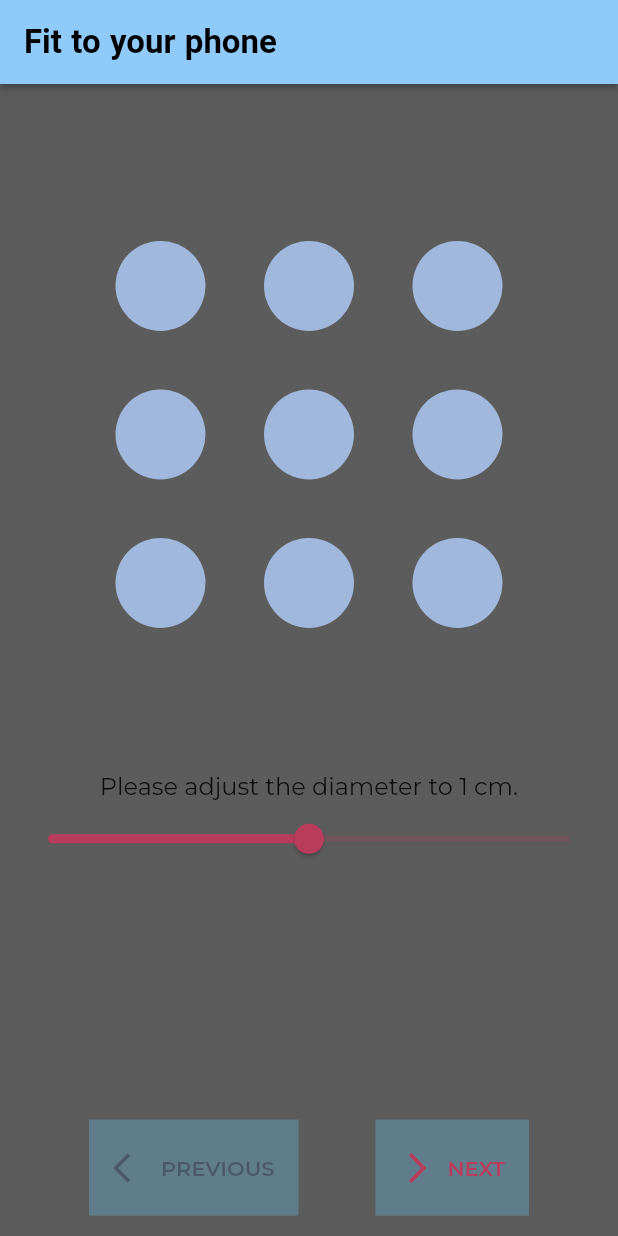
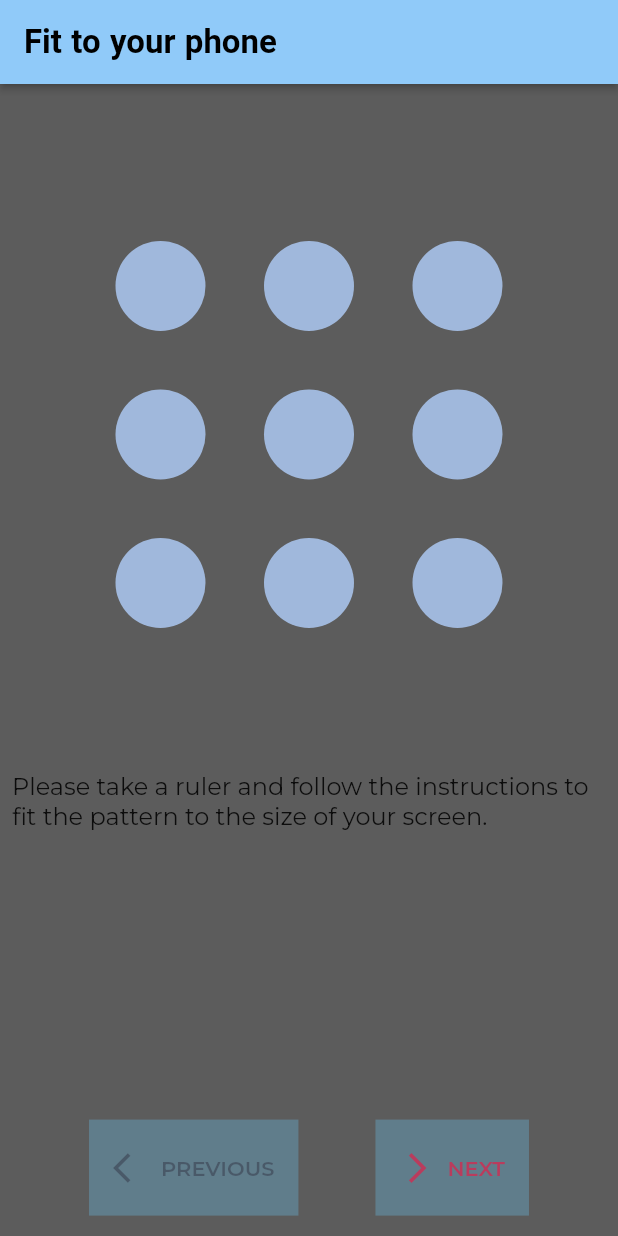
Before and after one commit to IvonZZhang/daily_slide, a Flutter app: the CalibrationPageWidget screen opened by its route, after a tap on "NEXT", after a tap on "PREVIOUS", on a phone screen of 412 x 824 dp. Run offline on Flutter 3.47's test engine with Material 2 defaults, Android fonts, the light colour scheme and no system bars; our stand-ins replace auto_size_text, google_fonts, shared_preferences; accounts and stored records are empty; network calls fail; Roboto replaces fonts that are missing (Poppins).

Commit message:
Intermediate commit to save changes

```diff
--- a/lib/models/pattern_model.dart
+++ b/lib/models/pattern_model.dart
@@ -7,15 +7,15 @@ class PatternModel extends ChangeNotifier {
 
   double relativePadding = constants.defaultRelativePadding;
   double pointRadius = constants.defaultPointRadius;
-  bool   showDiameter = false;
-  bool   showInterdistance = false;
+  bool   showDiameter = constants.defaultShowDiameter;
+  bool   showInterdistance = constants.defaultShowInterdistance;
 
   void init() async {
     final prefs = await SharedPreferences.getInstance();
     relativePadding = prefs.getDouble(constants.userRelativePadding) ?? constants.defaultRelativePadding;
     pointRadius = prefs.getDouble(constants.userPointRadius) ?? constants.defaultPointRadius;
-    showDiameter = prefs.getBool('userShowDiameter') ?? false;
-    showInterdistance = prefs.getBool('userInterdistance') ?? false;
+    showDiameter = prefs.getBool('userShowDiameter') ?? constants.defaultShowDiameter;
+    showInterdistance = prefs.getBool('userInterdistance') ?? constants.defaultShowInterdistance;
     notifyListeners();
   }
 
--- a/lib/pages/calibration_page.dart
+++ b/lib/pages/calibration_page.dart
@@ -84,7 +84,12 @@ class _CalibrationPageWidgetState extends State<CalibrationPageWidget> {
                     // Disable page navigation via swipe
                     physics: const NeverScrollableScrollPhysics(),
                     children: [
-                      Column( // Page 1: Diameter
+                      Column( // Page 1: Intro
+                        children: [
+                          const Text("Please take a ruler and follow the instructions to fit the pattern to the size of your screen."),
+                        ],
+                      ),
+                      Column( // Page 2: Diameter
                         // mainAxisSize: MainAxisSize.min,
                         // crossAxisAlignment: Cross,
                         children: [
@@ -107,7 +112,7 @@ class _CalibrationPageWidgetState extends State<CalibrationPageWidget> {
                           )
                         ],
                       ),
-                      Column( // Page 2: Inter-distance
+                      Column( // Page 3: Inter-distance
                         children: [
                           const Text("Please adjust the distance to 1.3 cm."),
                           Builder(
@@ -126,12 +131,6 @@ class _CalibrationPageWidgetState extends State<CalibrationPageWidget> {
                               );
                             }
                           )
-                        ],
-                      ),
-                      Column( // Page 3: Something else
-                        children: [
-                          const Text("Please adjust something else."),
-                          Slider(value: 1, onChanged: (double value) {})
                         ],
                       ),
                     ],
@@ -155,6 +154,14 @@ class _CalibrationPageWidgetState extends State<CalibrationPageWidget> {
                               setState(() {
                                 _currentPage--;
                               });
+                              var patternModel = context.read<PatternModel>();
+                              if (_currentPage == 0) {
+                                patternModel.toShowInterdistance = false;
+                                patternModel.toShowDiameter = false;
+                              } else if (_currentPage == 1) {
+                                patternModel.toShowInterdistance = false;
+                                patternModel.toShowDiameter = true;
+                              }
                             } : null,
                             icon: const Icon(Icons.arrow_back_ios),
                             label: const Text("PREVIOUS"),
@@ -174,6 +181,14 @@ class _CalibrationPageWidgetState extends State<CalibrationPageWidget> {
                               setState(() {
                                 _currentPage++;
                               });
+                              var patternModel = context.read<PatternModel>();
+                              if (_currentPage == 1) {
+                                patternModel.toShowInterdistance = false;
+                                patternModel.toShowDiameter = true;
+                              } else if (_currentPage == 2) {
+                                patternModel.toShowInterdistance = true;
+                                patternModel.toShowDiameter = false;
+                              }
                             } : () {
                               debugPrint("Configuration finished!");
                               Navigator.pop(context);
--- a/pubspec.yaml
+++ b/pubspec.yaml
@@ -42,6 +42,9 @@ dependencies:
 dev_dependencies:
   flutter_test:
     sdk: flutter
+  integration_test:           # new
+    sdk: flutter              # new
+  test: ^1.14.4
 
   # The "flutter_lints" package below contains a set of recommended lints to
   # encourage good coding practices. The lint set provided by the package is
```
Also changed, not shown: pubspec.lock, 1 other file.
